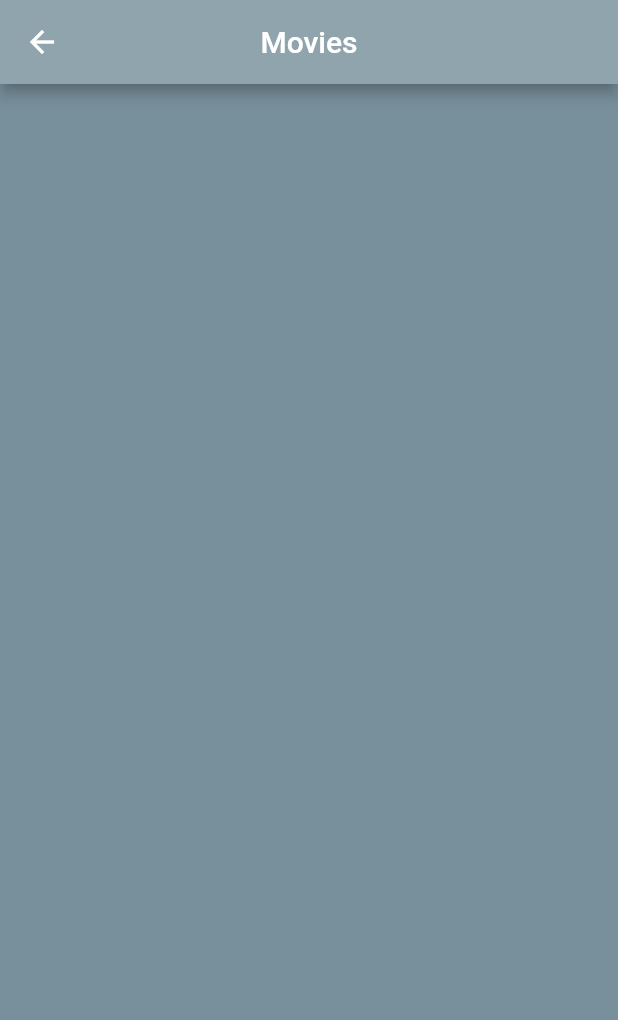
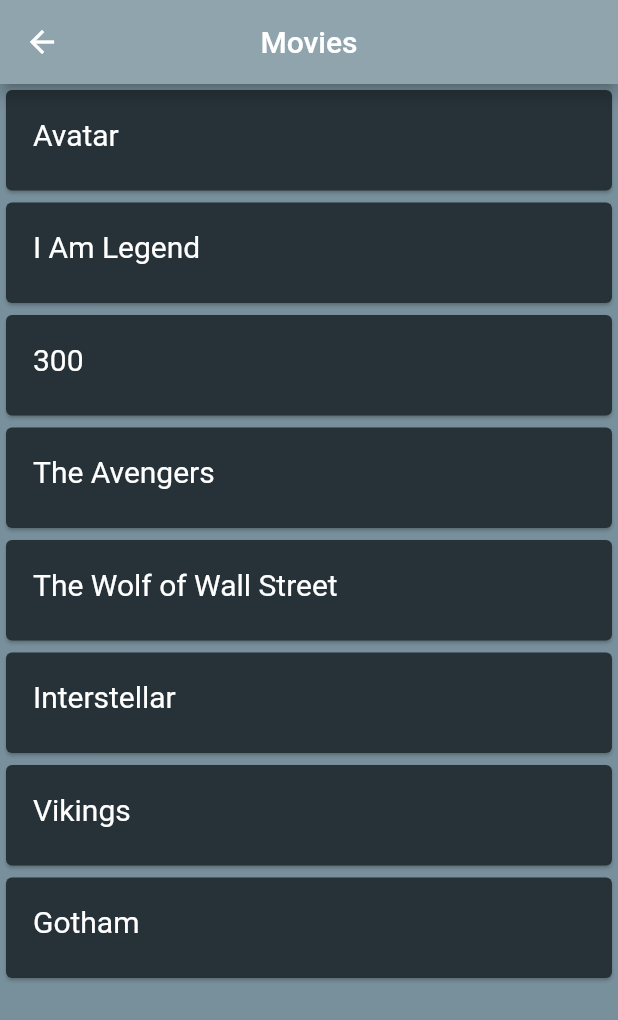
Before and after one commit to irfan87/flutter_movie_app_v2, a Flutter app: the MoviesList screen opened by its route, on a phone screen of 412 x 824 dp. Shown: the top 1020 px of the screen. Run offline on Flutter 3.47's test engine with Material 2 defaults, Android fonts, the phone set to English and light mode, and no system bars.

Commit message:
hardcoded the movies' list

```diff
--- /dev/null
+++ b/lib/models/movie.dart
@@ -0,0 +1,275 @@
+class Movie {
+  static List<Movie> getMovies() {
+    return [
+      Movie(
+          "Avatar",
+          "2009",
+          "PG-13",
+          "18 Dec 2009",
+          "162 min",
+          "Action, Adventure, Fantasy",
+          "James Cameron",
+          "James Cameron",
+          "Sam Worthington, Zoe Saldana, Sigourney Weaver, Stephen Lang",
+          "A paraplegic marine dispatched to the moon Pandora on a unique mission becomes torn between following his orders and protecting the world he feels is his home.",
+          "English, Spanish",
+          "USA, UK",
+          "Won 3 Oscars. Another 80 wins & 121 nominations.",
+          "http://ia.media-imdb.com/images/M/MV5BMTYwOTEwNjAzMl5BMl5BanBnXkFtZTcwODc5MTUwMw@@._V1_SX300.jpg",
+          "83",
+          "7.9",
+          "890,617",
+          "tt0499549",
+          "movie",
+          "0",
+          "True", [
+        "https://images-na.ssl-images-amazon.com/images/M/MV5BMjEyOTYyMzUxNl5BMl5BanBnXkFtZTcwNTg0MTUzNA@@._V1_SX1500_CR0,0,1500,999_AL_.jpg",
+        "https://images-na.ssl-images-amazon.com/images/M/MV5BNzM2MDk3MTcyMV5BMl5BanBnXkFtZTcwNjg0MTUzNA@@._V1_SX1777_CR0,0,1777,999_AL_.jpg",
+        "https://images-na.ssl-images-amazon.com/images/M/MV5BMTY2ODQ3NjMyMl5BMl5BanBnXkFtZTcwODg0MTUzNA@@._V1_SX1777_CR0,0,1777,999_AL_.jpg",
+        "https://images-na.ssl-images-amazon.com/images/M/MV5BMTMxOTEwNDcxN15BMl5BanBnXkFtZTcwOTg0MTUzNA@@._V1_SX1777_CR0,0,1777,999_AL_.jpg",
+        "https://images-na.ssl-images-amazon.com/images/M/MV5BMTYxMDg1Nzk1MV5BMl5BanBnXkFtZTcwMDk0MTUzNA@@._V1_SX1500_CR0,0,1500,999_AL_.jpg"
+      ]),
+      Movie(
+          "I Am Legend",
+          "2007",
+          "PG-13",
+          "14 Dec 2007",
+          "101 min",
+          "Drama, Horror, Sci-Fi",
+          "Francis Lawrence",
+          "Mark Protosevich (screenplay), Akiva Goldsman (screenplay), Richard Matheson (novel), John William Corrington, Joyce Hooper Corrington",
+          "Will Smith, Alice Braga, Charlie Tahan, Salli Richardson-Whitfield",
+          "Years after a plague kills most of humanity and transforms the rest into monsters, the sole survivor in New York City struggles valiantly to find a cure.",
+          "English",
+          "USA",
+          "9 wins & 21 nominations.",
+          "http://ia.media-imdb.com/images/M/MV5BMTU4NzMyNDk1OV5BMl5BanBnXkFtZTcwOTEwMzU1MQ@@._V1_SX300.jpg",
+          "65",
+          "7.2",
+          "533,874",
+          "tt0480249",
+          "movie",
+          "0",
+          "True", [
+        "https://images-na.ssl-images-amazon.com/images/M/MV5BMTI0NTI4NjE3NV5BMl5BanBnXkFtZTYwMDA0Nzc4._V1_.jpg",
+        "https://images-na.ssl-images-amazon.com/images/M/MV5BMTIwMDg2MDU4M15BMl5BanBnXkFtZTYwMTA0Nzc4._V1_.jpg",
+        "https://images-na.ssl-images-amazon.com/images/M/MV5BMTc5MDM1OTU5OV5BMl5BanBnXkFtZTYwMjA0Nzc4._V1_.jpg",
+        "https://images-na.ssl-images-amazon.com/images/M/MV5BMTA0MTI2NjMzMzFeQTJeQWpwZ15BbWU2MDMwNDc3OA@@._V1_.jpg"
+      ]),
+      Movie(
+          "300",
+          "2006",
+          "R",
+          "09 Mar 2007",
+          "117 min",
+          "Action, Drama, Fantasy",
+          "Zack Snyder",
+          "Zack Snyder (screenplay), Kurt Johnstad (screenplay), Michael Gordon (screenplay), Frank Miller (graphic novel), Lynn Varley (graphic novel)",
+          "Gerard Butler, Lena Headey, Dominic West, David Wenham",
+          "King Leonidas of Sparta and a force of 300 men fight the Persians at Thermopylae in 480 B.C.",
+          "English",
+          "USA",
+          "16 wins & 42 nominations.",
+          "http://ia.media-imdb.com/images/M/MV5BMjAzNTkzNjcxNl5BMl5BanBnXkFtZTYwNDA4NjE3._V1_SX300.jpg",
+          "52",
+          "7.7",
+          "611,046",
+          "tt0416449",
+          "movie",
+          "0",
+          "True", [
+        "https://images-na.ssl-images-amazon.com/images/M/MV5BMTMwNTg5MzMwMV5BMl5BanBnXkFtZTcwMzA2NTIyMw@@._V1_SX1777_CR0,0,1777,937_AL_.jpg",
+        "https://images-na.ssl-images-amazon.com/images/M/MV5BMTQwNTgyNTMzNF5BMl5BanBnXkFtZTcwNDA2NTIyMw@@._V1_SX1777_CR0,0,1777,935_AL_.jpg",
+        "https://images-na.ssl-images-amazon.com/images/M/MV5BMTc0MjQzOTEwMV5BMl5BanBnXkFtZTcwMzE2NTIyMw@@._V1_SX1777_CR0,0,1777,947_AL_.jpg"
+      ]),
+      Movie(
+          "The Avengers",
+          "2012",
+          "PG-13",
+          "04 May 2012",
+          "143 min",
+          "Action, Sci-Fi, Thriller",
+          "Joss Whedon",
+          "Joss Whedon (screenplay), Zak Penn (story), Joss Whedon (story)",
+          "Robert Downey Jr., Chris Evans, Mark Ruffalo, Chris Hemsworth",
+          "Earth's mightiest heroes must come together and learn to fight as a team if they are to stop the mischievous Loki and his alien army from enslaving humanity.",
+          "English, Russian",
+          "USA",
+          "Nominated for 1 Oscar. Another 34 wins & 75 nominations.",
+          "http://ia.media-imdb.com/images/M/MV5BMTk2NTI1MTU4N15BMl5BanBnXkFtZTcwODg0OTY0Nw@@._V1_SX300.jpg",
+          "69",
+          "8.1",
+          "1,003,301",
+          "tt0848228",
+          "movie",
+          "0",
+          "True", [
+        "https://images-na.ssl-images-amazon.com/images/M/MV5BMTA0NjY0NzE4OTReQTJeQWpwZ15BbWU3MDczODg2Nzc@._V1_SX1777_CR0,0,1777,999_AL_.jpg",
+        "https://images-na.ssl-images-amazon.com/images/M/MV5BMjE1MzEzMjcyM15BMl5BanBnXkFtZTcwNDM4ODY3Nw@@._V1_SX1777_CR0,0,1777,999_AL_.jpg",
+        "https://images-na.ssl-images-amazon.com/images/M/MV5BMjMwMzM2MTg1M15BMl5BanBnXkFtZTcwNjM4ODY3Nw@@._V1_SX1777_CR0,0,1777,999_AL_.jpg",
+        "https://images-na.ssl-images-amazon.com/images/M/MV5BMTQ4NzM2Mjc5MV5BMl5BanBnXkFtZTcwMTkwOTY3Nw@@._V1_SX1777_CR0,0,1777,999_AL_.jpg",
+        "https://images-na.ssl-images-amazon.com/images/M/MV5BMTc3MzQ3NjA5N15BMl5BanBnXkFtZTcwMzY5OTY3Nw@@._V1_SX1777_CR0,0,1777,999_AL_.jpg"
+      ]),
+      Movie(
+          "The Wolf of Wall Street",
+          "2013",
+          "R",
+          "25 Dec 2013",
+          "180 min",
+          "Biography, Comedy, Crime",
+          "Martin Scorsese",
+          "Terence Winter (screenplay), Jordan Belfort (book)",
+          "Leonardo DiCaprio, Jonah Hill, Margot Robbie, Matthew McConaughey",
+          "Based on the true story of Jordan Belfort, from his rise to a wealthy stock-broker living the high life to his fall involving crime, corruption and the federal government.",
+          "English, French",
+          "USA",
+          "Nominated for 5 Oscars. Another 35 wins & 154 nominations.",
+          "http://ia.media-imdb.com/images/M/MV5BMjIxMjgxNTk0MF5BMl5BanBnXkFtZTgwNjIyOTg2MDE@._V1_SX300.jpg",
+          "75",
+          "8.2",
+          "786,985",
+          "tt0993846",
+          "movie",
+          "0",
+          "True", [
+        "https://images-na.ssl-images-amazon.com/images/M/MV5BNDIwMDIxNzk3Ml5BMl5BanBnXkFtZTgwMTg0MzQ4MDE@._V1_SX1500_CR0,0,1500,999_AL_.jpg",
+        "https://images-na.ssl-images-amazon.com/images/M/MV5BMTc0NzAxODAyMl5BMl5BanBnXkFtZTgwMDg0MzQ4MDE@._V1_SX1500_CR0,0,1500,999_AL_.jpg",
+        "https://images-na.ssl-images-amazon.com/images/M/MV5BMTExMDk1MDE4NzVeQTJeQWpwZ15BbWU4MDM4NDM0ODAx._V1_SX1500_CR0,0,1500,999_AL_.jpg",
+        "https://images-na.ssl-images-amazon.com/images/M/MV5BMTg3MTY4NDk4Nl5BMl5BanBnXkFtZTgwNjc0MzQ4MDE@._V1_SX1500_CR0,0,1500,999_AL_.jpg",
+        "https://images-na.ssl-images-amazon.com/images/M/MV5BMTgzMTg4MDI0Ml5BMl5BanBnXkFtZTgwOTY0MzQ4MDE@._V1_SY1000_CR0,0,1553,1000_AL_.jpg"
+      ]),
+      Movie(
+          "Interstellar",
+          "2014",
+          "PG-13",
+          "07 Nov 2014",
+          "169 min",
+          "Adventure, Drama, Sci-Fi",
+          "Christopher Nolan",
+          "Jonathan Nolan, Christopher Nolan",
+          "Ellen Burstyn, Matthew McConaughey, Mackenzie Foy, John Lithgow",
+          "A team of explorers travel through a wormhole in space in an attempt to ensure humanity's survival.",
+          "English",
+          "USA, UK",
+          "Won 1 Oscar. Another 39 wins & 134 nominations.",
+          "http://ia.media-imdb.com/images/M/MV5BMjIxNTU4MzY4MF5BMl5BanBnXkFtZTgwMzM4ODI3MjE@._V1_SX300.jpg",
+          "74",
+          "8.6",
+          "937,412",
+          "tt0816692",
+          "movie",
+          "0",
+          "True", [
+        "https://images-na.ssl-images-amazon.com/images/M/MV5BMjA3NTEwOTMxMV5BMl5BanBnXkFtZTgwMjMyODgxMzE@._V1_SX1500_CR0,0,1500,999_AL_.jpg",
+        "https://images-na.ssl-images-amazon.com/images/M/MV5BMzQ5ODE2MzEwM15BMl5BanBnXkFtZTgwMTMyODgxMzE@._V1_SX1500_CR0,0,1500,999_AL_.jpg",
+        "https://images-na.ssl-images-amazon.com/images/M/MV5BMTg4Njk4MzY0Nl5BMl5BanBnXkFtZTgwMzIyODgxMzE@._V1_SX1500_CR0,0,1500,999_AL_.jpg",
+        "https://images-na.ssl-images-amazon.com/images/M/MV5BMzE3MTM0MTc3Ml5BMl5BanBnXkFtZTgwMDIyODgxMzE@._V1_SX1500_CR0,0,1500,999_AL_.jpg",
+        "https://images-na.ssl-images-amazon.com/images/M/MV5BNjYzNjE2NDk3N15BMl5BanBnXkFtZTgwNzEyODgxMzE@._V1_SX1500_CR0,0,1500,999_AL_.jpg"
+      ]),
+      Movie(
+          "Vikings",
+          "2013–",
+          "TV-14",
+          "03 Mar 2013",
+          "44 min",
+          "Action, Drama, History",
+          "N/A",
+          "Michael Hirst",
+          "Travis Fimmel, Clive Standen, Gustaf Skarsgård, Katheryn Winnick",
+          "The world of the Vikings is brought to life through the journey of Ragnar Lothbrok, the first Viking to emerge from Norse legend and onto the pages of history - a man on the edge of myth.",
+          "English, Old English, Norse, Old, Latin",
+          "Ireland, Canada",
+          "Nominated for 7 Primetime Emmys. Another 17 wins & 49 nominations.",
+          "http://ia.media-imdb.com/images/M/MV5BOTEzNzI3MDc0N15BMl5BanBnXkFtZTgwMzk1MzA5NzE@._V1_SX300.jpg",
+          "N/A",
+          "8.6",
+          "198,041",
+          "tt2306299",
+          "series",
+          "5",
+          "True", [
+        "https://images-na.ssl-images-amazon.com/images/M/MV5BMjM5MTM1ODUxNV5BMl5BanBnXkFtZTgwNTAzOTI2ODE@._V1_.jpg",
+        "https://images-na.ssl-images-amazon.com/images/M/MV5BNzU2NDcxODMyOF5BMl5BanBnXkFtZTgwNDAzOTI2ODE@._V1_.jpg",
+        "https://images-na.ssl-images-amazon.com/images/M/MV5BMjMzMzIzOTU2M15BMl5BanBnXkFtZTgwODMzMTkyODE@._V1_SY1000_SX1500_AL_.jpg",
+        "https://images-na.ssl-images-amazon.com/images/M/MV5BMTQ2NTQ2MDA3NF5BMl5BanBnXkFtZTgwODkxMDUxODE@._V1_SY1000_SX1500_AL_.jpg",
+        "https://images-na.ssl-images-amazon.com/images/M/MV5BMTcxOTQ3NTA5N15BMl5BanBnXkFtZTgwMzExMDUxODE@._V1_SY1000_SX1500_AL_.jpg"
+      ]),
+      Movie(
+          "Gotham",
+          "2014–",
+          "TV-14",
+          "01 Aug 2014",
+          "42 min",
+          "Action, Crime, Drama",
+          "N/A",
+          "Bruno Heller",
+          "Ben McKenzie, Donal Logue, David Mazouz, Sean Pertwee",
+          "The story behind Detective James Gordon's rise to prominence in Gotham City in the years before Batman's arrival.",
+          "English",
+          "USA",
+          "Nominated for 4 Primetime Emmys. Another 3 wins & 22 nominations.",
+          "http://ia.media-imdb.com/images/M/MV5BMTY2MjMwNDE4OV5BMl5BanBnXkFtZTgwNjI1NjU0OTE@._V1_SX300.jpg",
+          "N/A",
+          "8.0",
+          "133,375",
+          "tt3749900",
+          "series",
+          "3",
+          "True", [
+        "https://images-na.ssl-images-amazon.com/images/M/MV5BNDI3ODYyODY4OV5BMl5BanBnXkFtZTgwNjE5NDMwMDI@._V1_SY1000_SX1500_AL_.jpg",
+        "https://images-na.ssl-images-amazon.com/images/M/MV5BMjA5OTExMTIwNF5BMl5BanBnXkFtZTgwMjI5NDMwMDI@._V1_SY1000_SX1500_AL_.jpg",
+        "https://images-na.ssl-images-amazon.com/images/M/MV5BMTA3MDY2NjA3MzBeQTJeQWpwZ15BbWU4MDU0MDkzODgx._V1_SX1499_CR0,0,1499,999_AL_.jpg",
+        "https://images-na.ssl-images-amazon.com/images/M/MV5BMjM3MzYzNDgzOV5BMl5BanBnXkFtZTgwMjQwOTM4ODE@._V1_SY1000_CR0,0,1498,1000_AL_.jpg",
+        "https://images-na.ssl-images-amazon.com/images/M/MV5BMjQwODAyNjk0NF5BMl5BanBnXkFtZTgwODU4MzMyODE@._V1_SY1000_CR0,0,1500,1000_AL_.jpg"
+      ]),
+    ];
+  }
+
+  String movieTitle;
+  String year;
+  String rated;
+  String released;
+  String runtime;
+  String movieGenre;
+  String movieDirector;
+  String screenWriter;
+  String movieActors;
+  String plot;
+  String movieLanguage;
+  String country;
+  String movieAwards;
+  String moviePoster;
+  String metascore;
+  String imdbRating;
+  String imdbVotes;
+  String imdbID;
+  String type;
+  String totalSeasons;
+  String response;
+  List<String> movieImages;
+
+  Movie(
+    this.movieTitle,
+    this.year,
+    this.rated,
+    this.released,
+    this.runtime,
+    this.movieGenre,
+    this.movieDirector,
+    this.screenWriter,
+    this.movieActors,
+    this.plot,
+    this.movieLanguage,
+    this.country,
+    this.movieAwards,
+    this.moviePoster,
+    this.metascore,
+    this.imdbRating,
+    this.imdbVotes,
+    this.imdbID,
+    this.type,
+    this.totalSeasons,
+    this.response,
+    this.movieImages,
+  );
+}
--- a/lib/pages/movies_list.dart
+++ b/lib/pages/movies_list.dart
@@ -1,6 +1,9 @@
 import 'package:flutter/material.dart';
+import 'package:flutter_movie_app_v2/models/movie.dart';
 
 class MoviesList extends StatelessWidget {
+  final List<Movie> moviesList = Movie.getMovies();
+
   @override
   Widget build(BuildContext context) {
     return Scaffold(
@@ -10,6 +13,37 @@ class MoviesList extends StatelessWidget {
         backgroundColor: Colors.blueGrey.shade300,
       ),
       backgroundColor: Colors.blueGrey.shade400,
+      body: ListView.builder(
+        itemCount: moviesList.length,
+        itemBuilder: (context, index) {
+          return InkWell(
+            onTap: () => debugPrint(moviesList[index].movieTitle),
+            child: Container(
+              width: MediaQuery.of(context).size.width,
+              height: 75.0,
+              child: Card(
+                color: Colors.blueGrey.shade900,
+                child: Padding(
+                  padding: const EdgeInsets.only(
+                    top: 10.0,
+                    left: 10.0,
+                  ),
+                  child: Padding(
+                    padding: const EdgeInsets.all(8.0),
+                    child: Text(
+                      moviesList[index].movieTitle,
+                      style: TextStyle(
+                        color: Colors.white,
+                        fontSize: 20.0,
+                      ),
+                    ),
+                  ),
+                ),
+              ),
+            ),
+          );
+        },
+      ),
     );
   }
 }
```
